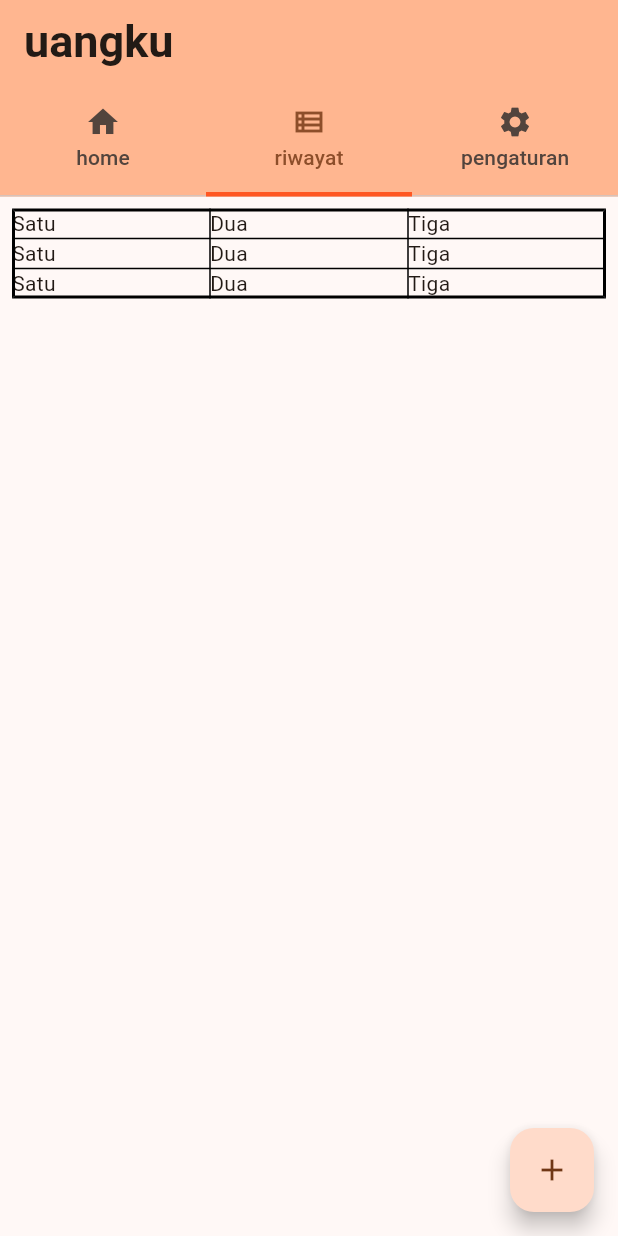
After one commit to RidhoAji921/uangku_app, a Flutter app: the screen it shows after launch, tab 2 chosen, on a phone screen of 412 x 824 dp. The commit adds this screen. Run offline on Flutter 3.47's test engine with Material 2 defaults, Android fonts, the phone set to English and light mode, and no system bars.

Commit message:
add new page

```diff
--- a/lib/main.dart
+++ b/lib/main.dart
@@ -1,5 +1,7 @@
 import 'package:flutter/material.dart';
 import 'package:uangku_app/home.dart';
+import 'package:uangku_app/riwayat.dart';
+import 'package:uangku_app/pengaturan.dart';
 
 void main() {
   runApp(const MyApp());
@@ -64,8 +66,8 @@ class _MyHomePageState extends State<MyHomePage> {
         body: TabBarView(
           children: [
             HomeBodyPage(),
-            HomeBodyPage(),
-            HomeBodyPage(),
+            RiwayatBodyPage(),
+            PengaturanPageBody(),
           ]
         ),
         floatingActionButton: FloatingActionButton(
--- /dev/null
+++ b/lib/riwayat.dart
@@ -0,0 +1,47 @@
+import 'package:flutter/material.dart';
+
+class RiwayatBodyPage extends StatelessWidget {
+  @override
+  Widget build(BuildContext context) {
+    return Column(
+      children: [
+        Padding(
+          padding: const EdgeInsets.all(8.0),
+          child: Table(
+            border: const TableBorder(
+              top: BorderSide(width: 2),
+              right: BorderSide(width: 2),
+              left: BorderSide(width: 2),
+              bottom: BorderSide(width: 2),
+              horizontalInside: BorderSide(width: 1),
+              verticalInside: BorderSide(width: 1),
+            ),
+            children: [
+              TableRow(
+                children: [
+                  Text("Satu"),
+                  Text("Dua"),
+                  Text("Tiga"),
+                ]
+              ),
+              TableRow(
+                children: [
+                  Text("Satu"),
+                  Text("Dua"),
+                  Text("Tiga"),
+                ]
+              ),
+              TableRow(
+                children: [
+                  Text("Satu"),
+                  Text("Dua"),
+                  Text("Tiga"),
+                ]
+              ),
+            ],
+          ),
+        )
+      ],
+    );
+  }
+}
```
Also changed, not shown: lib/pengaturan.dart (added, +33 -0 lines).
